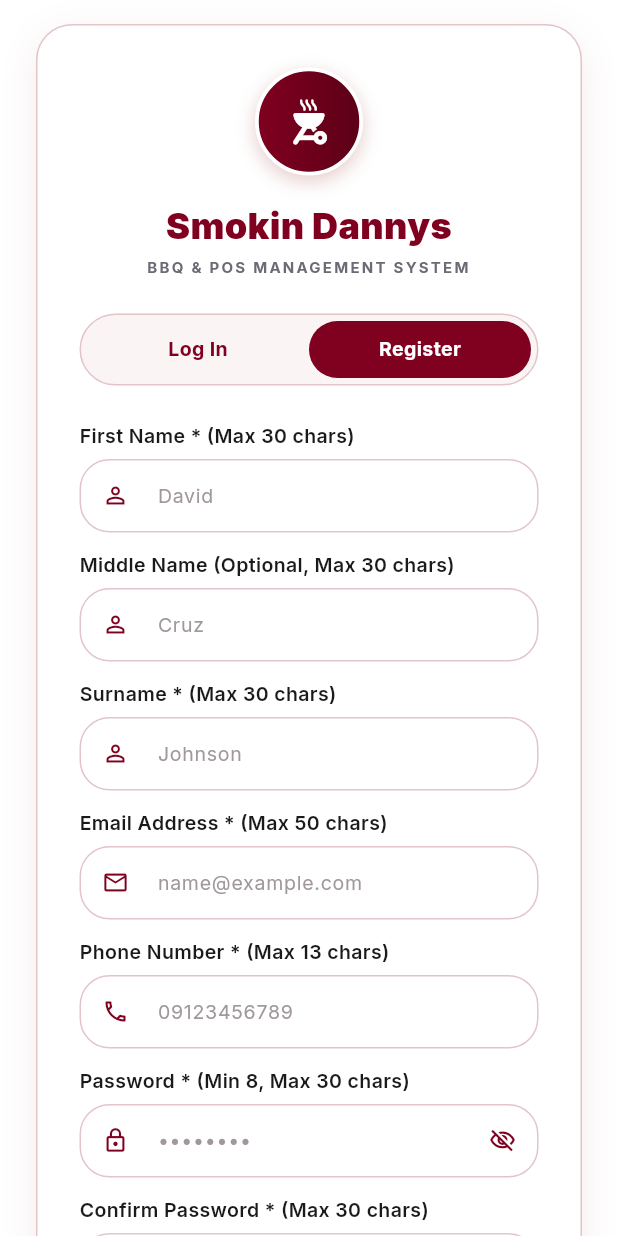
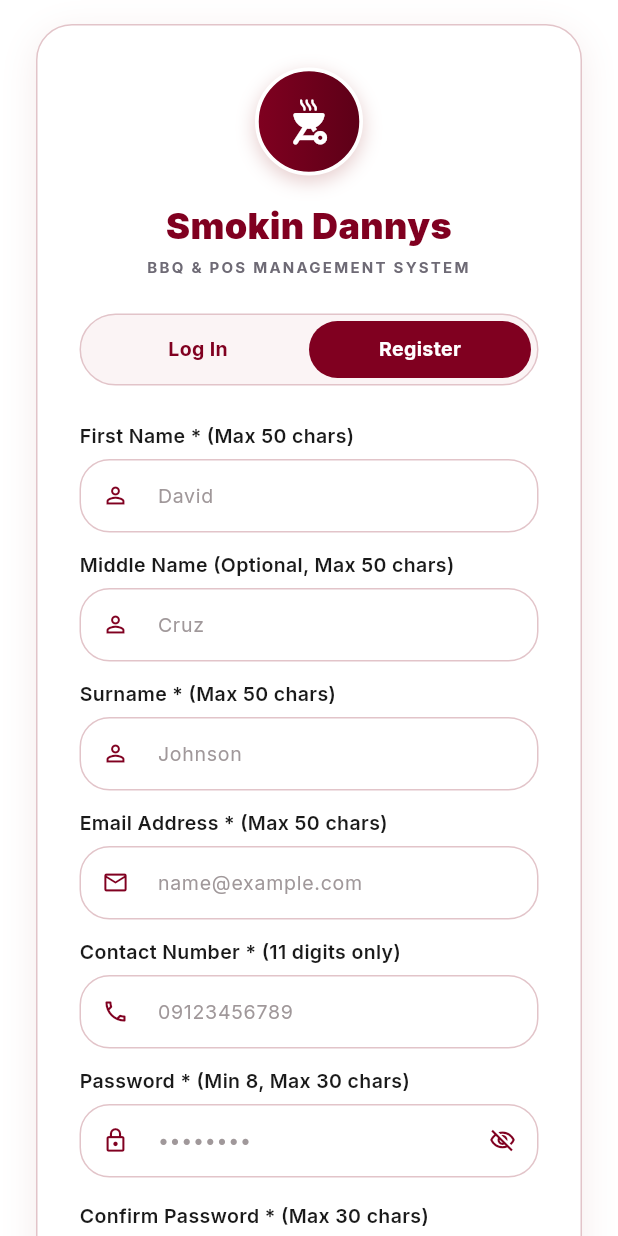
Before and after one commit to dariuscano27-art/smokindannys, a Flutter app: the LoginScreen screen opened by its route, after a tap on "Register", on a phone screen of 412 x 824 dp. Run offline on Flutter 3.47's test engine with Material 3 defaults, Android fonts, the phone set to English and light mode, and no system bars; our stand-ins replace flutter_riverpod, go_router, google_fonts, supabase_flutter; accounts and stored records are empty.

Commit message:
Update registration limits to 50 chars for names, exact 11 digits for contact, and add password strength meter

```diff
--- a/lib/features/auth/presentation/login_screen.dart
+++ b/lib/features/auth/presentation/login_screen.dart
@@ -37,10 +37,51 @@ class _LoginScreenState extends ConsumerState<LoginScreen> {
   bool _rememberMe = false;
   bool _acceptTerms = false;
 
+  String _passwordStrength = '';
+  Color _passwordStrengthColor = Colors.grey;
+
   @override
   void initState() {
     super.initState();
     _selectedTab = widget.initialTab;
+    _signupPasswordController.addListener(_evaluatePasswordStrength);
+  }
+
+  void _evaluatePasswordStrength() {
+    final pwd = _signupPasswordController.text;
+    if (pwd.isEmpty) {
+      setState(() {
+        _passwordStrength = '';
+        _passwordStrengthColor = Colors.grey;
+      });
+      return;
+    }
+
+    bool hasUppercase = pwd.contains(RegExp(r'[A-Z]'));
+    bool hasDigits = pwd.contains(RegExp(r'[0-9]'));
+    bool hasSpecialCharacters = pwd.contains(RegExp(r'[!@#$%^&*(),.?":{}|<>]'));
+
+    if (pwd.length < 8 || (!hasUppercase && !hasDigits)) {
+      setState(() {
+        _passwordStrength = 'Weak Password';
+        _passwordStrengthColor = Colors.red;
+      });
+    } else if (pwd.length >= 8 && hasUppercase && hasDigits && !hasSpecialCharacters) {
+      setState(() {
+        _passwordStrength = 'Good Password';
+        _passwordStrengthColor = Colors.orange;
+      });
+    } else if (pwd.length >= 10 && hasUppercase && hasDigits && hasSpecialCharacters) {
+      setState(() {
+        _passwordStrength = 'Strong Password';
+        _passwordStrengthColor = Colors.green;
+      });
+    } else {
+      setState(() {
+        _passwordStrength = 'Good Password';
+        _passwordStrengthColor = Colors.orange;
+      });
+    }
   }
 
   @override
@@ -454,17 +495,17 @@ class _LoginScreenState extends ConsumerState<LoginScreen> {
 
   Widget _buildSignupForm(bool isLoading) {
     final nameFormatter = [FilteringTextInputFormatter.allow(RegExp(r'[a-zA-Z\s]'))];
-    final phoneFormatter = [FilteringTextInputFormatter.allow(RegExp(r'[0-9+]'))];
+    final phoneFormatter = [FilteringTextInputFormatter.digitsOnly]; // numbers only
 
     return Column(
       key: const ValueKey('signup_form'),
       crossAxisAlignment: CrossAxisAlignment.stretch,
       children: [
-        const Text('First Name * (Max 30 chars)', style: TextStyle(color: AppTheme.darkText, fontSize: 13, fontWeight: FontWeight.w600)),
+        const Text('First Name * (Max 50 chars)', style: TextStyle(color: AppTheme.darkText, fontSize: 13, fontWeight: FontWeight.w600)),
         const SizedBox(height: 6),
         TextFormField(
           controller: _signupFirstNameController,
-          maxLength: 30,
+          maxLength: 50,
           inputFormatters: nameFormatter,
           style: const TextStyle(color: AppTheme.darkText, fontSize: 14),
           decoration: _inputDec('David', Icons.person_outline),
@@ -475,11 +516,11 @@ class _LoginScreenState extends ConsumerState<LoginScreen> {
           },
         ),
         const SizedBox(height: 12),
-        const Text('Middle Name (Optional, Max 30 chars)', style: TextStyle(color: AppTheme.darkText, fontSize: 13, fontWeight: FontWeight.w600)),
+        const Text('Middle Name (Optional, Max 50 chars)', style: TextStyle(color: AppTheme.darkText, fontSize: 13, fontWeight: FontWeight.w600)),
         const SizedBox(height: 6),
         TextFormField(
           controller: _signupMiddleNameController,
-          maxLength: 30,
+          maxLength: 50,
           inputFormatters: nameFormatter,
           style: const TextStyle(color: AppTheme.darkText, fontSize: 14),
           decoration: _inputDec('Cruz', Icons.person_outline),
@@ -489,11 +530,11 @@ class _LoginScreenState extends ConsumerState<LoginScreen> {
           },
         ),
         const SizedBox(height: 12),
-        const Text('Surname * (Max 30 chars)', style: TextStyle(color: AppTheme.darkText, fontSize: 13, fontWeight: FontWeight.w600)),
+        const Text('Surname * (Max 50 chars)', style: TextStyle(color: AppTheme.darkText, fontSize: 13, fontWeight: FontWeight.w600)),
         const SizedBox(height: 6),
         TextFormField(
           controller: _signupSurnameController,
-          maxLength: 30,
+          maxLength: 50,
           inputFormatters: nameFormatter,
           style: const TextStyle(color: AppTheme.darkText, fontSize: 14),
           decoration: _inputDec('Johnson', Icons.person_outline),
@@ -519,18 +560,19 @@ class _LoginScreenState extends ConsumerState<LoginScreen> {
           },
         ),
         const SizedBox(height: 12),
-        const Text('Phone Number * (Max 13 chars)', style: TextStyle(color: AppTheme.darkText, fontSize: 13, fontWeight: FontWeight.w600)),
+        const Text('Contact Number * (11 digits only)', style: TextStyle(color: AppTheme.darkText, fontSize: 13, fontWeight: FontWeight.w600)),
         const SizedBox(height: 6),
         TextFormField(
           controller: _signupPhoneController,
-          keyboardType: TextInputType.phone,
-          maxLength: 13,
+          keyboardType: TextInputType.number,
+          maxLength: 11,
           inputFormatters: phoneFormatter,
           style: const TextStyle(color: AppTheme.darkText, fontSize: 14),
           decoration: _inputDec('09123456789', Icons.phone_outlined),
           validator: (value) {
-            if (value == null || value.trim().isEmpty) return 'Phone number is required';
-            if (value.length < 10) return 'Phone number must be at least 10 digits';
+            if (value == null || value.trim().isEmpty) return 'Contact number is required';
+            if (value.length != 11) return 'Must be exactly 11 digits (e.g. 09123456789)';
+            if (!value.startsWith('09')) return 'Must start with 09';
             return null;
           },
         ),
@@ -561,11 +603,28 @@ class _LoginScreenState extends ConsumerState<LoginScreen> {
           validator: (value) {
             if (value == null || value.trim().isEmpty) return 'Password is required';
             if (value.length < 8) return 'Minimum 8 characters required';
-            if (!value.contains(RegExp(r'[A-Z]'))) return 'Must contain at least 1 uppercase letter';
-            if (!value.contains(RegExp(r'[0-9]'))) return 'Must contain at least 1 number';
             return null;
           },
         ),
+        const SizedBox(height: 4),
+        // Password Strength Meter Badge
+        if (_passwordStrength.isNotEmpty)
+          Row(
+            children: [
+              Container(
+                padding: const EdgeInsets.symmetric(horizontal: 10, vertical: 3),
+                decoration: BoxDecoration(
+                  color: _passwordStrengthColor.withValues(alpha: 0.15),
+                  borderRadius: BorderRadius.circular(8),
+                  border: Border.all(color: _passwordStrengthColor),
+                ),
+                child: Text(
+                  _passwordStrength,
+                  style: TextStyle(color: _passwordStrengthColor, fontSize: 11, fontWeight: FontWeight.bold),
+                ),
+              ),
+            ],
+          ),
         const SizedBox(height: 12),
         const Text('Confirm Password * (Max 30 chars)', style: TextStyle(color: AppTheme.darkText, fontSize: 13, fontWeight: FontWeight.w600)),
         const SizedBox(height: 6),
```
Also changed, not shown: 1 other file.
